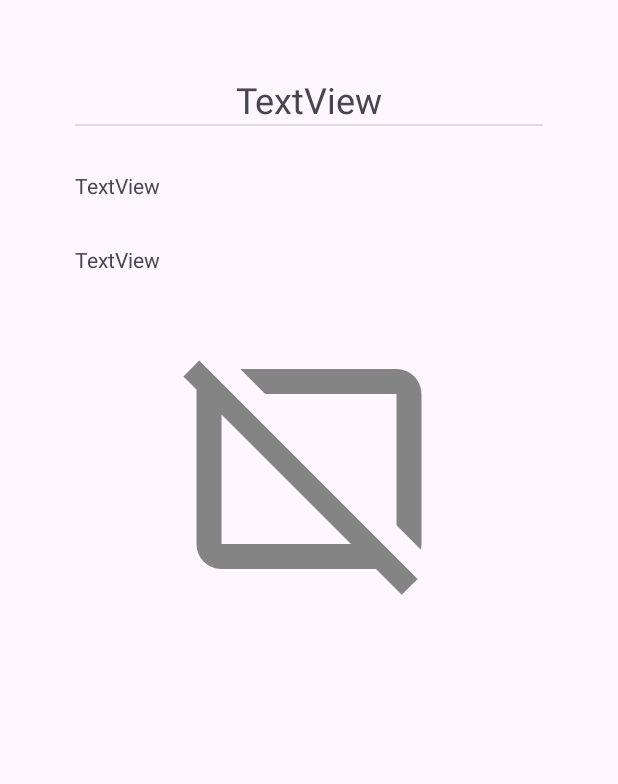
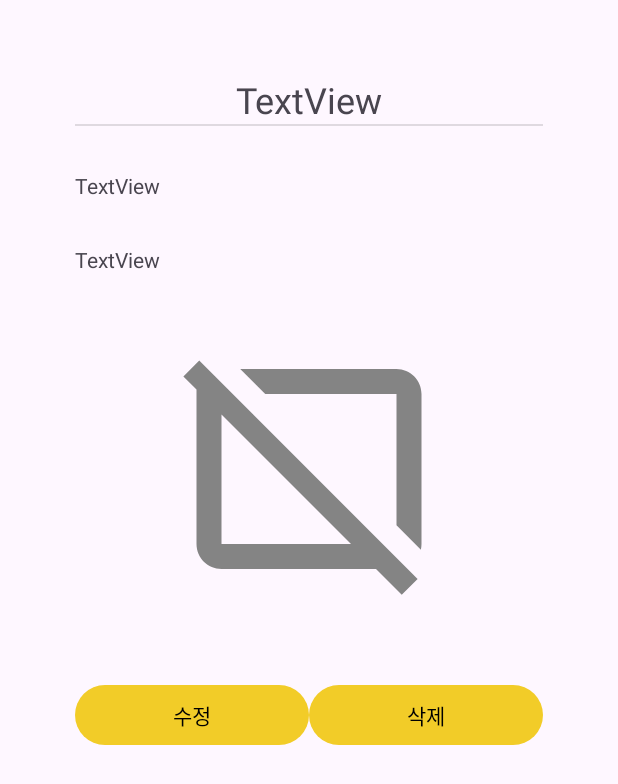
Before and after one commit to isDohyeon/solo-life-talk, an Android app: the TalkDetailActivity screen opened directly, with no data from a screen before it, on a phone screen of 412 x 824 dp. Shown: the top 784 px of the screen. Run offline under Robolectric (Android 15) with nearby library versions, the phone set to English and light mode, and no system bars; our stand-ins replace Firebase (no records; nobody signed in at launch, a user with empty details on screens opened directly); pictures from the network do not load.

Commit message:
feat(talk) : 커뮤니티 글 삭제기능 구현

```diff
--- a/app/src/main/java/hnu/multimedia/sololifetalk/ui/talk/TalkDetailActivity.kt
+++ b/app/src/main/java/hnu/multimedia/sololifetalk/ui/talk/TalkDetailActivity.kt
@@ -8,6 +8,7 @@ import com.google.firebase.database.DataSnapshot
 import com.google.firebase.database.DatabaseError
 import com.google.firebase.database.ValueEventListener
 import com.google.firebase.ktx.Firebase
+import com.google.firebase.storage.FirebaseStorage
 import com.google.firebase.storage.ktx.storage
 import hnu.multimedia.sololifetalk.databinding.ActivityTalkDetailBinding
 import hnu.multimedia.sololifetalk.util.FirebaseRef
@@ -16,14 +17,29 @@ import hnu.multimedia.sololifetalk.util.MyUtils.Companion.formatToString
 class TalkDetailActivity : AppCompatActivity() {
 
     private val binding by lazy { ActivityTalkDetailBinding.inflate(layoutInflater) }
+    private var isPhotoAvailable = false
 
     override fun onCreate(savedInstanceState: Bundle?) {
         super.onCreate(savedInstanceState)
         setContentView(binding.root)
 
         val key = intent.getStringExtra("key")
-        key?.let { getTalkModel(key) }
-        key?.let { getPhoto(key) }
+        key?.let {
+            getTalkModel(key)
+            getPhoto(key)
+            removePost(key)
+
+        }
+    }
+
+    private fun removePost(key: String?) {
+        binding.buttonDelete.setOnClickListener {
+            FirebaseRef.talks.child(key!!).removeValue()
+            if (isPhotoAvailable) {
+                Firebase.storage.reference.child("$key.jpg").delete()
+            }
+            finish()
+        }
     }
 
     private fun getTalkModel(key: String) {
@@ -46,6 +62,7 @@ class TalkDetailActivity : AppCompatActivity() {
         val imageReference = Firebase.storage.reference.child("$key.jpg")
         imageReference.downloadUrl.addOnSuccessListener {
             uri -> Glide.with(this).load(uri).into(binding.imageViewPhoto)
+            isPhotoAvailable = true
         }
     }
 }
--- a/app/src/main/java/hnu/multimedia/sololifetalk/ui/talk/TalkWriteActivity.kt
+++ b/app/src/main/java/hnu/multimedia/sololifetalk/ui/talk/TalkWriteActivity.kt
@@ -26,7 +26,9 @@ class TalkWriteActivity : AppCompatActivity() {
             val uid = Firebase.auth.currentUser?.uid.toString()
             val pushRef = FirebaseRef.talks.push()
             pushRef.setValue(TalkModel(title, content, uid, MyUtils.getCurrentDateTime()))
-            Firebase.storage.reference.child("${pushRef.key.toString()}.jpg").putFile(uri)
+            if (uri != Uri.EMPTY) {
+                Firebase.storage.reference.child("${pushRef.key.toString()}.jpg").putFile(uri)
+            }
             finish()
         }
 
--- a/app/src/main/res/layout/activity_talk_detail.xml
+++ b/app/src/main/res/layout/activity_talk_detail.xml
@@ -43,4 +43,25 @@
         android:layout_height="200dp"
         android:layout_marginTop="30dp"
         app:srcCompat="@drawable/browser_not_supported_24" />
+
+    <LinearLayout
+        android:layout_width="match_parent"
+        android:layout_height="wrap_content"
+        android:layout_marginTop="40dp"
+        android:orientation="horizontal">
+
+        <Button
+            android:id="@+id/buttonEdit"
+            android:layout_width="wrap_content"
+            android:layout_height="wrap_content"
+            android:layout_weight="1"
+            android:text="수정" />
+
+        <Button
+            android:id="@+id/buttonDelete"
+            android:layout_width="wrap_content"
+            android:layout_height="wrap_content"
+            android:layout_weight="1"
+            android:text="삭제" />
+    </LinearLayout>
 </LinearLayout>
```
